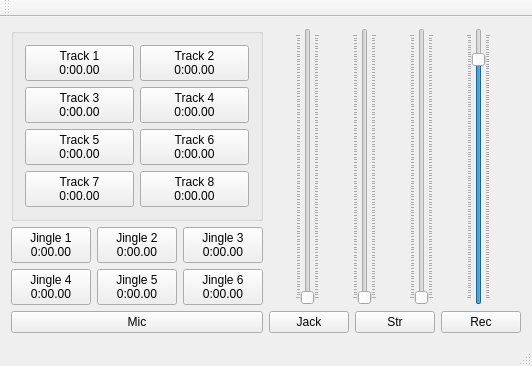
First picture: the form in mainwindow.ui, repository picaster/PiCasterQt_legacy, before the edit.
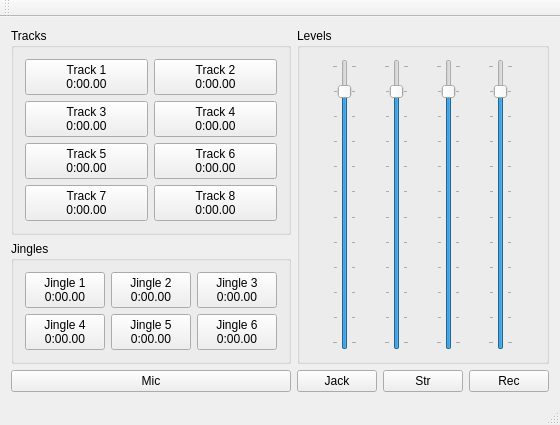
Second picture: the form after the edit.

Commit message: Added group boxes, cleaned hierarchy

```diff
--- a/mainwindow.ui
+++ b/mainwindow.ui
@@ -7,7 +7,7 @@
     <x>0</x>
     <y>0</y>
     <width>506</width>
-    <height>340</height>
+    <height>388</height>
    </rect>
   </property>
   <property name="windowTitle">
@@ -15,131 +15,13 @@
   </property>
   <widget class="QWidget" name="centralWidget">
    <layout class="QGridLayout" name="gridLayout_2">
-    <item row="0" column="1">
-     <layout class="QVBoxLayout" name="RightSection">
-      <item>
-       <layout class="QHBoxLayout" name="VolumeSliders">
-        <item>
-         <widget class="QSlider" name="MicVolume">
-          <property name="orientation">
-           <enum>Qt::Vertical</enum>
-          </property>
-          <property name="invertedAppearance">
-           <bool>false</bool>
-          </property>
-          <property name="invertedControls">
-           <bool>false</bool>
-          </property>
-          <property name="tickPosition">
-           <enum>QSlider::TicksBothSides</enum>
-          </property>
-         </widget>
-        </item>
-        <item>
-         <widget class="QSlider" name="TracksVolume">
-          <property name="orientation">
-           <enum>Qt::Vertical</enum>
-          </property>
-          <property name="tickPosition">
-           <enum>QSlider::TicksBothSides</enum>
-          </property>
-         </widget>
-        </item>
-        <item>
-         <widget class="QSlider" name="EffectsVolume">
-          <property name="orientation">
-           <enum>Qt::Vertical</enum>
-          </property>
-          <property name="tickPosition">
-           <enum>QSlider::TicksBothSides</enum>
-          </property>
-         </widget>
-        </item>
-        <item>
-         <widget class="QSlider" name="MasterVolume">
-          <property name="minimum">
-           <number>-100</number>
-          </property>
-          <property name="maximum">
-           <number>10</number>
-          </property>
-          <property name="value">
-           <number>0</number>
-          </property>
-          <property name="orientation">
-           <enum>Qt::Vertical</enum>
-          </property>
-          <property name="tickPosition">
-           <enum>QSlider::TicksBothSides</enum>
-          </property>
-         </widget>
-        </item>
-       </layout>
-      </item>
-      <item>
-       <layout class="QHBoxLayout" name="Controls"/>
-      </item>
-     </layout>
-    </item>
     <item row="0" column="0">
-     <layout class="QGridLayout" name="gridLayout">
-      <item row="1" column="0">
-       <layout class="QGridLayout" name="gridLayout_3">
-        <property name="sizeConstraint">
-         <enum>QLayout::SetMinimumSize</enum>
-        </property>
-        <item row="0" column="2">
-         <widget class="QPushButton" name="Jingle3">
-          <property name="text">
-           <string>Jingle 3
-0:00.00</string>
-          </property>
-         </widget>
-        </item>
-        <item row="0" column="1">
-         <widget class="QPushButton" name="Jingle2">
-          <property name="text">
-           <string>Jingle 2
-0:00.00</string>
-          </property>
-         </widget>
-        </item>
-        <item row="0" column="0">
-         <widget class="QPushButton" name="Jingle1">
-          <property name="text">
-           <string>Jingle 1
-0:00.00</string>
-          </property>
-         </widget>
-        </item>
-        <item row="1" column="0">
-         <widget class="QPushButton" name="pushButton">
-          <property name="text">
-           <string>Jingle 4
-0:00.00</string>
-          </property>
-         </widget>
-        </item>
-        <item row="1" column="1">
-         <widget class="QPushButton" name="pushButton_2">
-          <property name="text">
-           <string>Jingle 5
-0:00.00</string>
-          </property>
-         </widget>
-        </item>
-        <item row="1" column="2">
-         <widget class="QPushButton" name="pushButton_3">
-          <property name="text">
-           <string>Jingle 6
-0:00.00</string>
-          </property>
-         </widget>
-        </item>
-       </layout>
-      </item>
+     <layout class="QGridLayout" name="Buttons">
       <item row="0" column="0">
        <widget class="QGroupBox" name="Tracks">
+        <property name="title">
+         <string>Tracks</string>
+        </property>
         <layout class="QGridLayout" name="_2">
          <item row="2" column="1">
           <widget class="QPushButton" name="Track4">
@@ -208,17 +90,70 @@
         </layout>
        </widget>
       </item>
+      <item row="1" column="0">
+       <widget class="QGroupBox" name="Jingles">
+        <property name="title">
+         <string>Jingles</string>
+        </property>
+        <layout class="QGridLayout" name="gridLayout_3">
+         <property name="sizeConstraint">
+          <enum>QLayout::SetMinimumSize</enum>
+         </property>
+         <item row="0" column="2">
+          <widget class="QPushButton" name="Jingle3">
+           <property name="text">
+            <string>Jingle 3
+0:00.00</string>
+           </property>
+          </widget>
+         </item>
+         <item row="0" column="1">
+          <widget class="QPushButton" name="Jingle2">
+           <property name="text">
+            <string>Jingle 2
+0:00.00</string>
+           </property>
+          </widget>
+         </item>
+         <item row="0" column="0">
+          <widget class="QPushButton" name="Jingle1">
+           <property name="text">
+            <string>Jingle 1
+0:00.00</string>
+           </property>
+          </widget>
+         </item>
+         <item row="1" column="0">
+          <widget class="QPushButton" name="Jingle4">
+           <property name="text">
+            <string>Jingle 4
+0:00.00</string>
+           </property>
+          </widget>
+         </item>
+         <item row="1" column="1">
+          <widget class="QPushButton" name="Jingle5">
+           <property name="text">
+            <string>Jingle 5
+0:00.00</string>
+           </property>
+          </widget>
+         </item>
+         <item row="1" column="2">
+          <widget class="QPushButton" name="Jingle6">
+           <property name="text">
+            <string>Jingle 6
+0:00.00</string>
+           </property>
+          </widget>
+         </item>
+        </layout>
+       </widget>
+      </item>
      </layout>
     </item>
-    <item row="1" column="0">
-     <widget class="QPushButton" name="Mic">
-      <property name="text">
-       <string>Mic</string>
-      </property>
-     </widget>
-    </item>
-    <item row="1" column="1">
-     <layout class="QHBoxLayout" name="horizontalLayout">
+    <item row="2" column="1">
+     <layout class="QHBoxLayout" name="Controls">
       <item>
        <widget class="QPushButton" name="Jack">
         <property name="text">
@@ -254,6 +189,107 @@
       </item>
      </layout>
     </item>
+    <item row="2" column="0">
+     <widget class="QPushButton" name="Mic">
+      <property name="text">
+       <string>Mic</string>
+      </property>
+     </widget>
+    </item>
+    <item row="0" column="1">
+     <widget class="QGroupBox" name="VolumeSliders">
+      <property name="title">
+       <string>Levels</string>
+      </property>
+      <layout class="QHBoxLayout" name="VolumeSliders_1">
+       <item>
+        <widget class="QSlider" name="MicVolume">
+         <property name="minimum">
+          <number>-100</number>
+         </property>
+         <property name="maximum">
+          <number>10</number>
+         </property>
+         <property name="orientation">
+          <enum>Qt::Vertical</enum>
+         </property>
+         <property name="invertedAppearance">
+          <bool>false</bool>
+         </property>
+         <property name="invertedControls">
+          <bool>false</bool>
+         </property>
+         <property name="tickPosition">
+          <enum>QSlider::TicksBothSides</enum>
+         </property>
+         <property name="tickInterval">
+          <number>10</number>
+         </property>
+        </widget>
+       </item>
+       <item>
+        <widget class="QSlider" name="TracksVolume">
+         <property name="minimum">
+          <number>-100</number>
+         </property>
+         <property name="maximum">
+          <number>10</number>
+         </property>
+         <property name="orientation">
+          <enum>Qt::Vertical</enum>
+         </property>
+         <property name="tickPosition">
+          <enum>QSlider::TicksBothSides</enum>
+         </property>
+         <property name="tickInterval">
+          <number>10</number>
+         </property>
+        </widget>
+       </item>
+       <item>
+        <widget class="QSlider" name="EffectsVolume">
+         <property name="minimum">
+          <number>-100</number>
+         </property>
+         <property name="maximum">
+          <number>10</number>
+         </property>
+         <property name="orientation">
+          <enum>Qt::Vertical</enum>
+         </property>
+         <property name="tickPosition">
+          <enum>QSlider::TicksBothSides</enum>
+         </property>
+         <property name="tickInterval">
+          <number>10</number>
+         </property>
+        </widget>
+       </item>
+       <item>
+        <widget class="QSlider" name="MasterVolume">
+         <property name="minimum">
+          <number>-100</number>
+         </property>
+         <property name="maximum">
+          <number>10</number>
+         </property>
+         <property name="value">
+          <number>0</number>
+         </property>
+         <property name="orientation">
+          <enum>Qt::Vertical</enum>
+         </property>
+         <property name="tickPosition">
+          <enum>QSlider::TicksBothSides</enum>
+         </property>
+         <property name="tickInterval">
+          <number>10</number>
+         </property>
+        </widget>
+       </item>
+      </layout>
+     </widget>
+    </item>
    </layout>
   </widget>
   <widget class="QMenuBar" name="menuBar">
```
